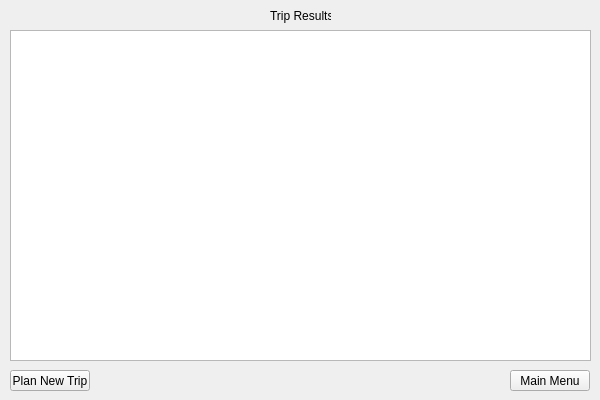
First picture: the form in European-Vacation-Program/resultswindow.ui, repository AaronGeesink/CS1D-European-Vacation-Project, before the edit.
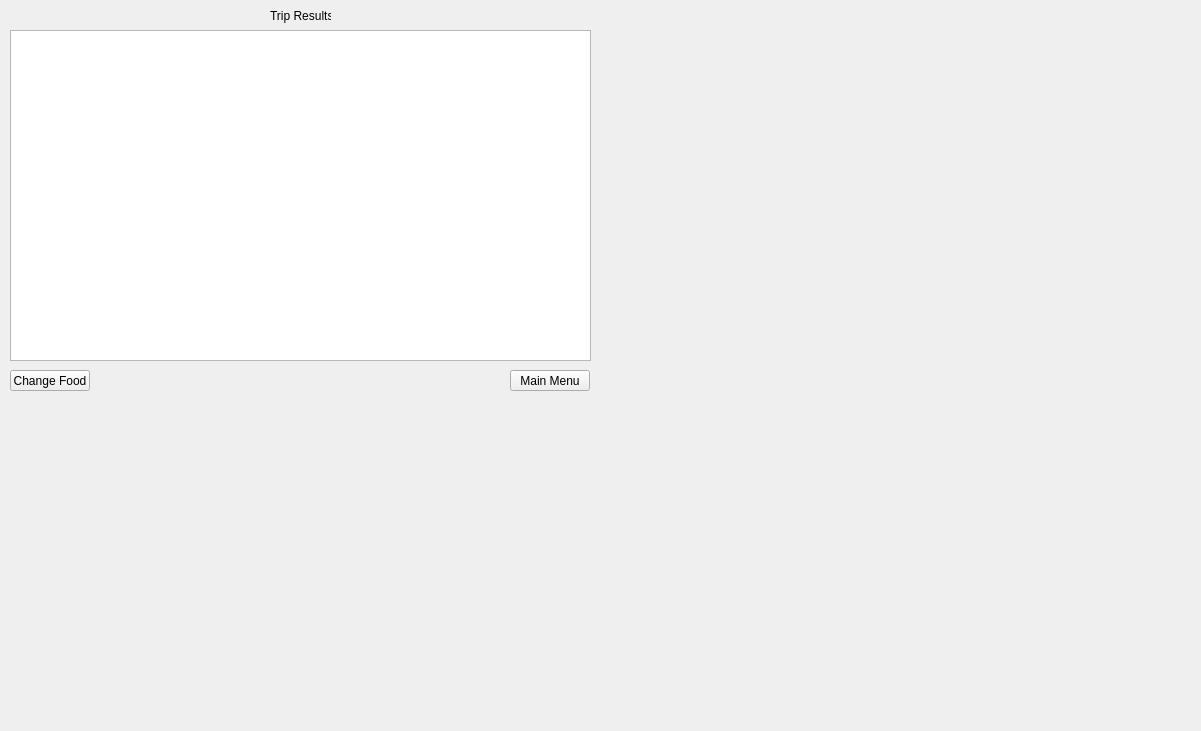
Second picture: the form after the edit.

```diff
--- a/European-Vacation-Program/resultswindow.ui
+++ b/European-Vacation-Program/resultswindow.ui
@@ -6,8 +6,8 @@
    <rect>
     <x>0</x>
     <y>0</y>
-    <width>600</width>
-    <height>400</height>
+    <width>1201</width>
+    <height>731</height>
    </rect>
   </property>
   <property name="windowTitle">
@@ -23,7 +23,7 @@
     </rect>
    </property>
    <property name="text">
-    <string>Plan New Trip</string>
+    <string>Change Food</string>
    </property>
   </widget>
   <widget class="QPushButton" name="moveToMain">
```
Left out of the diff: 2 changed lines with no effect on the pictures.
